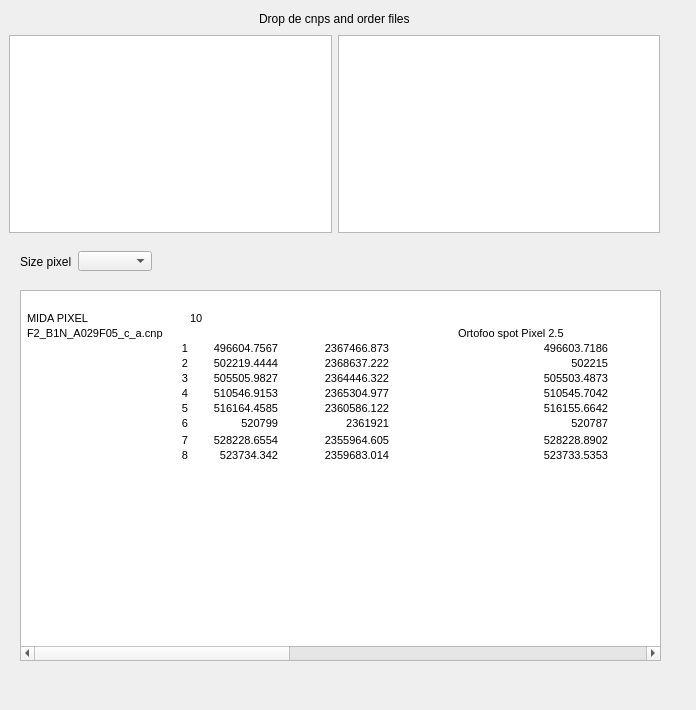
Old version of the form diferences.ui in the repository tonilogar/ToolsPcot.
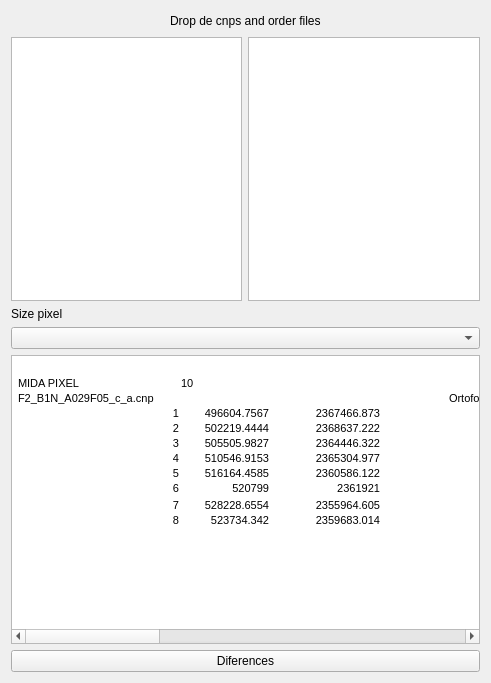
New version of the form.

The edit to the form file:
```diff
--- a/diferences.ui
+++ b/diferences.ui
@@ -6,24 +6,79 @@
    <rect>
     <x>0</x>
     <y>0</y>
-    <width>696</width>
-    <height>710</height>
+    <width>491</width>
+    <height>683</height>
    </rect>
   </property>
   <property name="windowTitle">
    <string>Form</string>
   </property>
-  <widget class="QTextEdit" name="textEditDiferencesCnp">
-   <property name="geometry">
-    <rect>
-     <x>20</x>
-     <y>290</y>
-     <width>641</width>
-     <height>371</height>
-    </rect>
-   </property>
-   <property name="html">
-    <string>&lt;!DOCTYPE HTML PUBLIC &quot;-//W3C//DTD HTML 4.0//EN&quot; &quot;http://www.w3.org/TR/REC-html40/strict.dtd&quot;&gt;
+  <layout class="QVBoxLayout" name="verticalLayout_2">
+   <item>
+    <layout class="QVBoxLayout" name="verticalLayout">
+     <item>
+      <layout class="QHBoxLayout" name="horizontalLayout">
+       <item>
+        <spacer name="horizontalSpacer">
+         <property name="orientation">
+          <enum>Qt::Horizontal</enum>
+         </property>
+         <property name="sizeHint" stdset="0">
+          <size>
+           <width>40</width>
+           <height>20</height>
+          </size>
+         </property>
+        </spacer>
+       </item>
+       <item>
+        <widget class="QLabel" name="label">
+         <property name="text">
+          <string>Drop de cnps and order files</string>
+         </property>
+        </widget>
+       </item>
+       <item>
+        <spacer name="horizontalSpacer_2">
+         <property name="orientation">
+          <enum>Qt::Horizontal</enum>
+         </property>
+         <property name="sizeHint" stdset="0">
+          <size>
+           <width>40</width>
+           <height>20</height>
+          </size>
+         </property>
+        </spacer>
+       </item>
+      </layout>
+     </item>
+     <item>
+      <layout class="QHBoxLayout" name="horizontalLayout_2">
+       <item>
+        <widget class="QTableView" name="tableView"/>
+       </item>
+       <item>
+        <widget class="QTableView" name="tableView_2"/>
+       </item>
+      </layout>
+     </item>
+    </layout>
+   </item>
+   <item>
+    <widget class="QLabel" name="labelSizepixel">
+     <property name="text">
+      <string>Size pixel</string>
+     </property>
+    </widget>
+   </item>
+   <item>
+    <widget class="QComboBox" name="comboBoxSizepixel"/>
+   </item>
+   <item>
+    <widget class="QTextEdit" name="textEditDiferencesCnp">
+     <property name="html">
+      <string>&lt;!DOCTYPE HTML PUBLIC &quot;-//W3C//DTD HTML 4.0//EN&quot; &quot;http://www.w3.org/TR/REC-html40/strict.dtd&quot;&gt;
 &lt;html&gt;&lt;head&gt;&lt;meta name=&quot;qrichtext&quot; content=&quot;1&quot; /&gt;&lt;style type=&quot;text/css&quot;&gt;
 p, li { white-space: pre-wrap; }
 &lt;/style&gt;&lt;/head&gt;&lt;body style=&quot; font-family:'MS Shell Dlg 2'; font-size:8.25pt; font-weight:400; font-style:normal;&quot;&gt;
@@ -391,90 +446,17 @@
 &lt;td&gt;&lt;/td&gt;
 &lt;td&gt;&lt;/td&gt;
 &lt;td&gt;&lt;/td&gt;&lt;/tr&gt;&lt;/table&gt;&lt;/body&gt;&lt;/html&gt;</string>
-   </property>
-  </widget>
-  <widget class="QComboBox" name="comboBoxSizepixel">
-   <property name="geometry">
-    <rect>
-     <x>78</x>
-     <y>251</y>
-     <width>74</width>
-     <height>20</height>
-    </rect>
-   </property>
-  </widget>
-  <widget class="QLabel" name="labelSizepixel">
-   <property name="geometry">
-    <rect>
-     <x>20</x>
-     <y>250</y>
-     <width>52</width>
-     <height>23</height>
-    </rect>
-   </property>
-   <property name="text">
-    <string>Size pixel</string>
-   </property>
-  </widget>
-  <widget class="QWidget" name="">
-   <property name="geometry">
-    <rect>
-     <x>9</x>
-     <y>9</y>
-     <width>651</width>
-     <height>224</height>
-    </rect>
-   </property>
-   <layout class="QVBoxLayout" name="verticalLayout">
-    <item>
-     <layout class="QHBoxLayout" name="horizontalLayout">
-      <item>
-       <spacer name="horizontalSpacer">
-        <property name="orientation">
-         <enum>Qt::Horizontal</enum>
-        </property>
-        <property name="sizeHint" stdset="0">
-         <size>
-          <width>40</width>
-          <height>20</height>
-         </size>
-        </property>
-       </spacer>
-      </item>
-      <item>
-       <widget class="QLabel" name="label">
-        <property name="text">
-         <string>Drop de cnps and order files</string>
-        </property>
-       </widget>
-      </item>
-      <item>
-       <spacer name="horizontalSpacer_2">
-        <property name="orientation">
-         <enum>Qt::Horizontal</enum>
-        </property>
-        <property name="sizeHint" stdset="0">
-         <size>
-          <width>40</width>
-          <height>20</height>
-         </size>
-        </property>
-       </spacer>
-      </item>
-     </layout>
-    </item>
-    <item>
-     <layout class="QHBoxLayout" name="horizontalLayout_2">
-      <item>
-       <widget class="QTableView" name="tableView"/>
-      </item>
-      <item>
-       <widget class="QTableView" name="tableView_2"/>
-      </item>
-     </layout>
-    </item>
-   </layout>
-  </widget>
+     </property>
+    </widget>
+   </item>
+   <item>
+    <widget class="QPushButton" name="pushButton">
+     <property name="text">
+      <string>Diferences</string>
+     </property>
+    </widget>
+   </item>
+  </layout>
  </widget>
  <resources/>
  <connections/>
```
